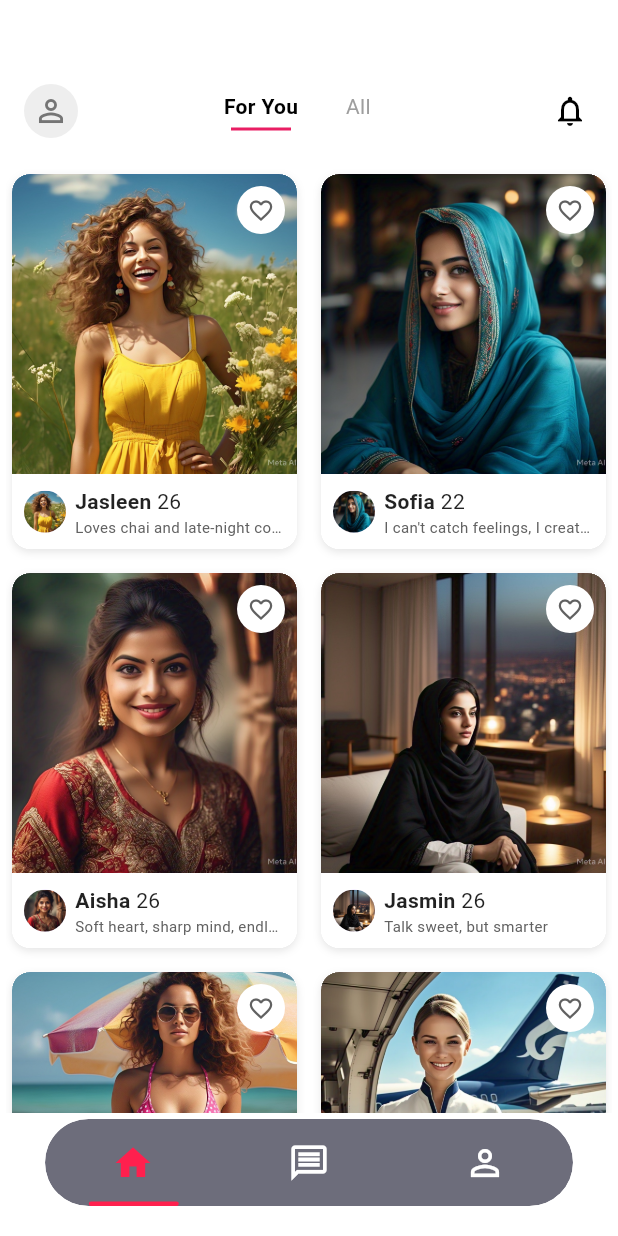
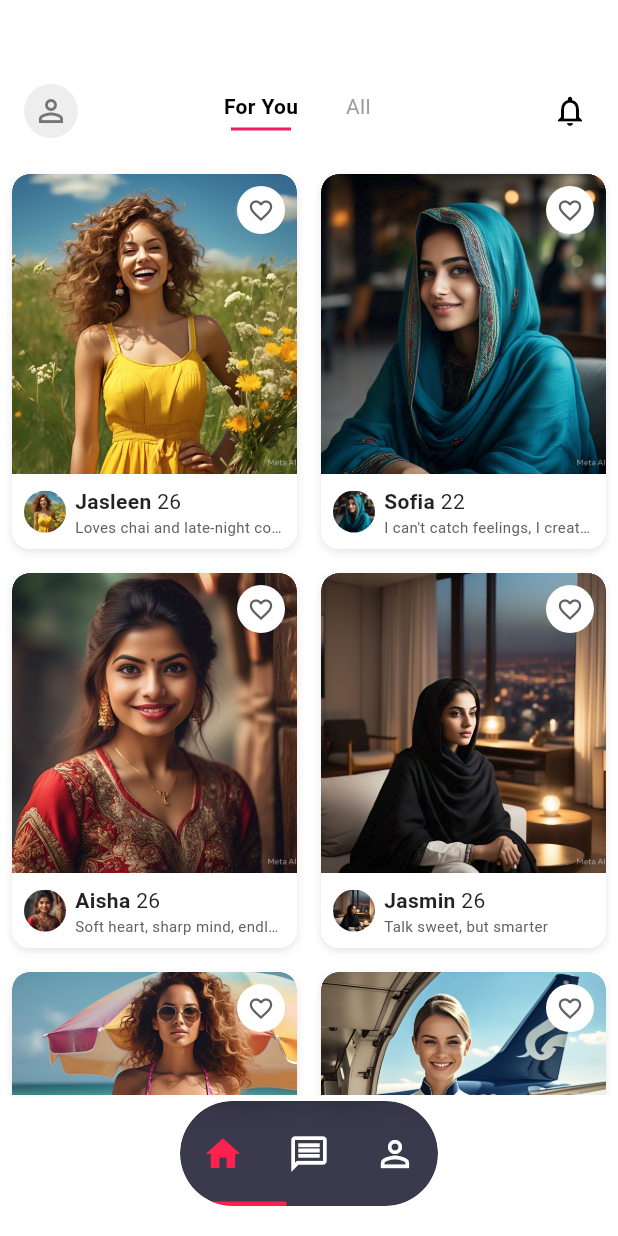
Before and after one commit to NazeefAhmad/Ella-Prod, a Flutter app: the FeedScreen screen opened by its route, on a phone screen of 412 x 824 dp. Run offline on Flutter 3.47's test engine with Material 3 defaults, Android fonts, the phone set to English and light mode, and no system bars; our stand-ins replace dash_chat_2, device_info_plus, firebase_auth, firebase_core, flutter_dotenv, get and 3 more; missing offline and left inert: android_id; accounts and stored records are empty; project files that could hold a hidden picture were left out.

Commit message:
bottom navigation bar

```diff
--- a/lib/pages/bottomNavigation/bottom_navigation.dart
+++ b/lib/pages/bottomNavigation/bottom_navigation.dart
@@ -108,16 +108,24 @@ class _BottomNavigationState extends State<BottomNavigation> {
   @override
   Widget build(BuildContext context) {
     return Padding(
-      padding: const EdgeInsets.only(bottom: 20, left: 30, right: 30),
+      padding: const EdgeInsets.only(bottom: 20, left: 120, right: 120),
       child: ClipRRect(
         borderRadius: BorderRadius.circular(40),
         child: BackdropFilter(
-          filter: ImageFilter.blur(sigmaX: .5, sigmaY: .5),
+          filter: ImageFilter.blur(sigmaX: 12, sigmaY: 12),
           child: Container(
-            height: 58,
+            width: 60,
+            height: 70,
             decoration: BoxDecoration(
-              color: const Color(0xFF0C0C23).withOpacity(0.6),
+              color: const Color(0xFF0C0C23).withOpacity(0.8),
               borderRadius: BorderRadius.circular(40),
+              boxShadow: [
+                BoxShadow(
+                  color: const Color(0xFF000000).withOpacity(0.06),
+                  blurRadius: 5,
+                  spreadRadius: 5,
+                ),
+              ],
             ),
             child: Stack(
               alignment: Alignment.center,
--- a/lib/services/chat_service.dart
+++ b/lib/services/chat_service.dart
@@ -6,7 +6,9 @@ import 'package:gemini_chat_app_tutorial/consts.dart';
 
 class ChatService {
   // For physical Android device, use your computer's IP address
-  final String baseUrl = 'http://192.168.1.57:8000'; // TODO: Replace with your computer's IP
+  // final String baseUrl = 'https://hoocup.onrender.com'; // TODO: Replace with your computer's IP
+final String baseUrl = 'http://192.168.1.57:8000';
+
 
   // Check API health
   Future<bool> checkHealth() async {
```
Also changed, not shown: 4 other files.
